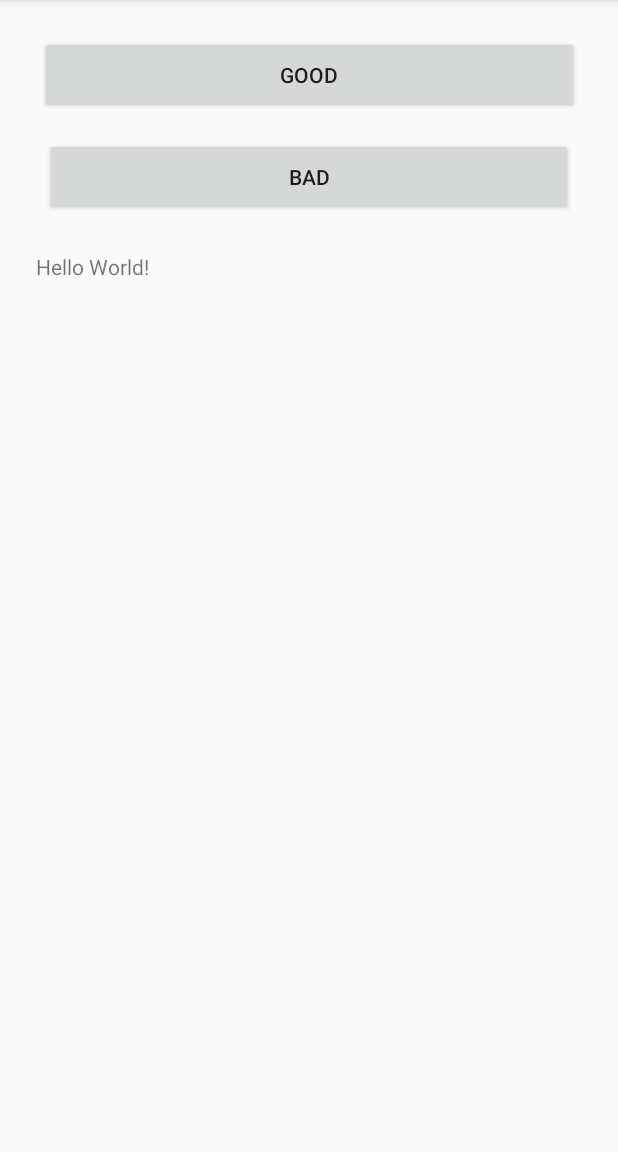
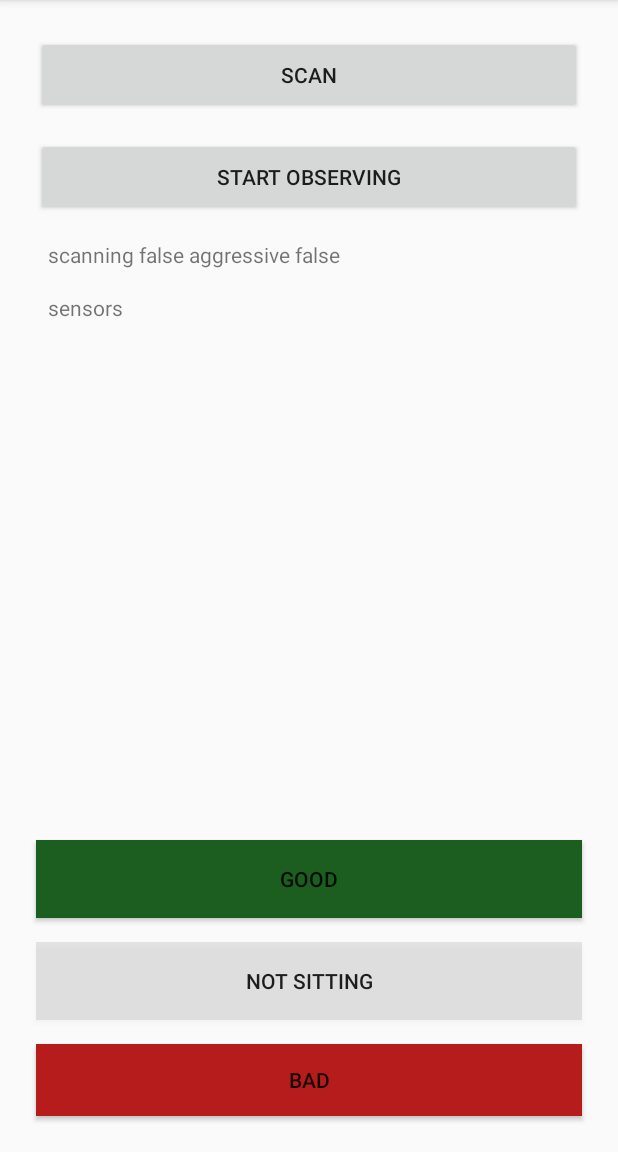
Before and after one commit to metaflow/posture, an Android app: the screen it shows after launch (MainActivity), after a tap on "GOOD", on a phone screen of 412 x 824 dp, the part 84-1236 px from its top. Run offline under Robolectric (Android 15) with nearby library versions, the phone set to English and light mode, and no system bars; our stand-ins replace Room's generated code.

Commit message:
periodically ask for observation

```diff
--- a/app/app/src/main/java/com/example/posture/MainActivity.kt
+++ b/app/app/src/main/java/com/example/posture/MainActivity.kt
@@ -9,6 +9,8 @@ import android.content.Intent
 import android.content.pm.PackageManager
 import android.os.Bundle
 import android.util.Log
+import android.view.View
+import android.widget.Button
 import android.widget.TextView
 import androidx.appcompat.app.AppCompatActivity
 import androidx.core.app.ActivityCompat
@@ -22,7 +24,7 @@ val serviceUUID = UUID.fromString("6a800001-b5a3-f393-e0a9-e50e24dcca9e")!!
 val characteristicUUID = UUID.fromString("6a806050-b5a3-f393-e0a9-e50e24dcca9e")!!
 val enableNotificationDescriptorUUID = UUID.fromString("00002902-0000-1000-8000-00805f9b34fb")!!
 
-class MainActivity : AppCompatActivity(), SensorsObserver {
+class MainActivity : AppCompatActivity() {
 
     private val ENABLE_BLUETOOTH_REQUEST = 0
     private lateinit var sensorsViewModel: SensorsViewModel
@@ -59,8 +61,13 @@ class MainActivity : AppCompatActivity(), SensorsObserver {
             }
             findViewById<TextView>(R.id.rawtext).text = b
         })
+        sensorsViewModel.scanStatus.observe(this, androidx.lifecycle.Observer { status ->
+            findViewById<TextView>(R.id.scanstatus).text =
+                "scanning ${status.first} aggressive ${status.second}"
+            findViewById<Button>(R.id.scan).text = if (status.first) "STOP SCANNING" else "SCAN"
+        })
         startPostureService()
-        Sensors.getInstance(this).addObserver(this)
+        Sensors.getInstance(this).addObserver(sensorsViewModel)
     }
 
     private fun startPostureService() {
@@ -110,12 +117,38 @@ class MainActivity : AppCompatActivity(), SensorsObserver {
         startForegroundService(Intent(applicationContext, PostureService::class.java))
     }
 
-    fun recordGood() {
+    @Suppress("UNUSED_PARAMETER")
+    fun recordGood(view: View) {
         sensorsViewModel.onPostureEvent(PostureEvent(PostureEvent.Type.USER_OBSERVED_HEALTHY.ordinal))
     }
 
-    fun recordBad() {
+    @Suppress("UNUSED_PARAMETER")
+    fun recordBad(view: View) {
         sensorsViewModel.onPostureEvent(PostureEvent(PostureEvent.Type.USER_OBSERVED_UNHEALTHY.ordinal))
+    }
+
+    @Suppress("UNUSED_PARAMETER")
+    fun recordNotSitting(view: View) {
+        sensorsViewModel.onPostureEvent(PostureEvent(PostureEvent.Type.USER_OBSERVED_NOT_SITTING.ordinal))
+    }
+
+    @Suppress("UNUSED_PARAMETER")
+    fun forceScan(view: View) {
+        if (sensorsViewModel.scanStatus.value?.first == false) {
+            Sensors.getInstance(this).startScan(true)
+        } else {
+            Sensors.getInstance(this).stopScan()
+        }
+    }
+
+    var observeNotifications = false
+    fun toggleObserveNotifications(view: View) {
+        val intent = Intent(applicationContext, PostureService::class.java)
+        observeNotifications = !observeNotifications
+        intent.putExtra("ObserverNotifications", observeNotifications)
+        startService(intent)
+        (view as Button).text =
+            if (observeNotifications) "Stop observations" else "Start observations"
     }
 
     override fun onActivityResult(requestCode: Int, resultCode: Int, data: Intent?) {
@@ -127,9 +160,4 @@ class MainActivity : AppCompatActivity(), SensorsObserver {
         }
         super.onActivityResult(requestCode, resultCode, data)
     }
-
-    override fun onMeasurement(measurement: SensorMeasurement) {
-        // TODO: make sensorview implement this interface instead
-        sensorsViewModel.onMeasurement(measurement)
-    }
 }
--- a/app/app/src/main/java/com/example/posture/PostureEvent.kt
+++ b/app/app/src/main/java/com/example/posture/PostureEvent.kt
@@ -10,6 +10,6 @@ data class PostureEvent(var type: Int) {
     var id: Long = 0
 
     enum class Type {
-        USER_OBSERVED_HEALTHY, USER_OBSERVED_UNHEALTHY
+        USER_OBSERVED_HEALTHY, USER_OBSERVED_UNHEALTHY, USER_OBSERVED_NOT_SITTING;
     }
 }
--- a/app/app/src/main/java/com/example/posture/SensorsViewModel.kt
+++ b/app/app/src/main/java/com/example/posture/SensorsViewModel.kt
@@ -14,10 +14,11 @@ import kotlin.concurrent.withLock
 
 private val TAG: String = SensorsViewModel::class.java.simpleName
 
-class SensorsViewModel(application: Application): AndroidViewModel(application) {
+class SensorsViewModel(application: Application) : AndroidViewModel(application), SensorsObserver {
     private val repository: SensorDataRepository
 
     val allSensors = MutableLiveData<TreeMap<String, SensorMeasurement>>()
+    val scanStatus = MutableLiveData<Pair<Boolean, Boolean>>()
     private val queue: LinkedList<SensorMeasurement> = LinkedList()
     private var queueLock = ReentrantLock()
 
@@ -26,14 +27,25 @@ class SensorsViewModel(application: Application): AndroidViewModel(application)
         repository = SensorDataRepository(db.sensors(), db.events())
     }
 
-    fun onMeasurement(e: SensorMeasurement) = viewModelScope.launch {
+    override fun onMeasurement(measurement: SensorMeasurement) {
         queueLock.withLock {
-            queue.addLast(e)
+            queue.addLast(measurement)
             removeOld()
         }
         var m = allSensors.value
         if (m == null) m = TreeMap()
-        m[e.sensorId] = e
+        m[measurement.sensorId] = measurement
+        allSensors.postValue(m)
+    }
+
+    override fun onScanStatus(on: Boolean, aggressive: Boolean) {
+        scanStatus.postValue(Pair(on, aggressive))
+    }
+
+    override fun onDisconnected(address: String) {
+        var m = allSensors.value
+        if (m == null) m = TreeMap()
+        m.remove(address)
         allSensors.postValue(m)
     }
 
--- a/app/app/src/main/res/layout/activity_main.xml
+++ b/app/app/src/main/res/layout/activity_main.xml
@@ -10,38 +10,93 @@
         android:id="@+id/rawtext"
         android:layout_width="wrap_content"
         android:layout_height="wrap_content"
-        android:layout_marginStart="24dp"
-        android:layout_marginTop="24dp"
-        android:text="Hello World!"
+        android:layout_marginLeft="32dp"
+        android:layout_marginTop="16dp"
+        android:text="sensors"
         app:layout_constraintLeft_toLeftOf="parent"
-        app:layout_constraintTop_toBottomOf="@+id/recordBad" />
+        app:layout_constraintTop_toBottomOf="@+id/scanstatus" />
+
+    <TextView
+        android:id="@+id/scanstatus"
+        android:layout_width="wrap_content"
+        android:layout_height="wrap_content"
+        android:layout_marginLeft="32dp"
+        android:layout_marginTop="16dp"
+        android:text="scan status"
+        app:layout_constraintLeft_toLeftOf="parent"
+        app:layout_constraintTop_toBottomOf="@+id/randomMeasurement" />
 
     <Button
         android:id="@+id/recordGood"
-        android:layout_width="359dp"
+        android:layout_width="0dp"
+        android:layout_height="52dp"
+        android:layout_marginStart="24dp"
+        android:layout_marginEnd="24dp"
+        android:layout_marginBottom="16dp"
+        android:background="#1B5E20"
+        android:onClick="recordGood"
+        android:text="@string/recordGoodButton"
+        app:layout_constraintBottom_toTopOf="@+id/recordNotStting"
+        app:layout_constraintEnd_toEndOf="parent"
+        app:layout_constraintHorizontal_bias="1.0"
+        app:layout_constraintStart_toStartOf="parent" />
+
+    <Button
+        android:id="@+id/recordNotStting"
+        android:layout_width="0dp"
+        android:layout_height="52dp"
+        android:layout_marginStart="24dp"
+        android:layout_marginEnd="24dp"
+        android:layout_marginBottom="16dp"
+        android:background="#22555555"
+        android:onClick="recordNotSitting"
+        android:text="Not sitting"
+        app:layout_constraintBottom_toTopOf="@+id/recordBad"
+        app:layout_constraintEnd_toEndOf="parent"
+        app:layout_constraintHorizontal_bias="0.0"
+        app:layout_constraintStart_toStartOf="parent" />
+
+    <Button
+        android:id="@+id/recordBad"
+        android:layout_width="0dp"
+        android:layout_height="48dp"
+        android:layout_marginStart="24dp"
+        android:layout_marginEnd="24dp"
+        android:layout_marginBottom="24dp"
+        android:background="#B71C1C"
+        android:onClick="recordBad"
+        android:text="@string/recordBadButton"
+        app:layout_constraintBottom_toBottomOf="parent"
+        app:layout_constraintEnd_toEndOf="parent"
+        app:layout_constraintHorizontal_bias="0.5"
+        app:layout_constraintStart_toStartOf="parent" />
+
+    <Button
+        android:id="@+id/scan"
+        android:layout_width="0dp"
         android:layout_height="52dp"
         android:layout_marginStart="24dp"
         android:layout_marginTop="24dp"
         android:layout_marginEnd="24dp"
-        android:onClick="recordGood"
-        android:text="@string/recordGoodButton"
+        android:onClick="forceScan"
+        android:text="Scan"
         app:layout_constraintEnd_toEndOf="parent"
-        app:layout_constraintHorizontal_bias="0.5"
+        app:layout_constraintHorizontal_bias="0.545"
         app:layout_constraintStart_toStartOf="parent"
         app:layout_constraintTop_toTopOf="parent" />
 
     <Button
-        android:id="@+id/recordBad"
-        android:layout_width="352dp"
+        android:id="@+id/randomMeasurement"
+        android:layout_width="0dp"
         android:layout_height="52dp"
         android:layout_marginStart="24dp"
         android:layout_marginTop="16dp"
         android:layout_marginEnd="24dp"
-        android:onClick="recordBad"
-        android:text="@string/recordBadButton"
+        android:onClick="toggleObserveNotifications"
+        android:text="Start observing"
         app:layout_constraintEnd_toEndOf="parent"
-        app:layout_constraintHorizontal_bias="0.5"
+        app:layout_constraintHorizontal_bias="0.727"
         app:layout_constraintStart_toStartOf="parent"
-        app:layout_constraintTop_toBottomOf="@+id/recordGood" />
+        app:layout_constraintTop_toBottomOf="@+id/scan" />
 
 </androidx.constraintlayout.widget.ConstraintLayout>
--- a/app/app/src/main/res/values/strings.xml
+++ b/app/app/src/main/res/values/strings.xml
@@ -3,5 +3,5 @@
     <string name="recordGoodButton">Good</string>
     <string name="recordBadButton">Bad</string>
     <string name="channel_name">channel name</string>
-    <string name="channel_description">notifcations channel</string>
+    <string name="channel_description">posture background</string>
 </resources>
```
Also changed, not shown: app/app/src/main/java/com/example/posture/PostureService.kt (+77 -14 lines), app/app/src/main/java/com/example/posture/Sensors.kt (+30 -5 lines).
